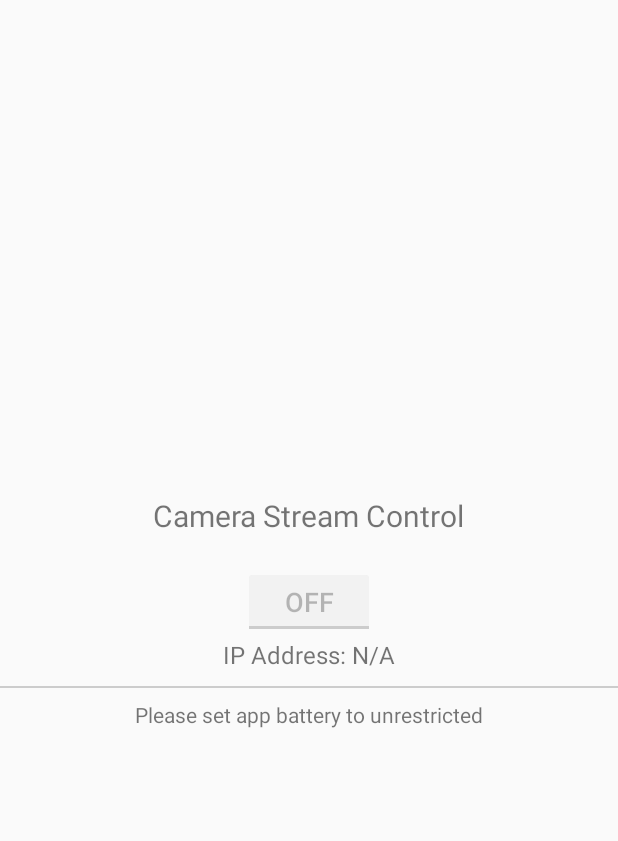
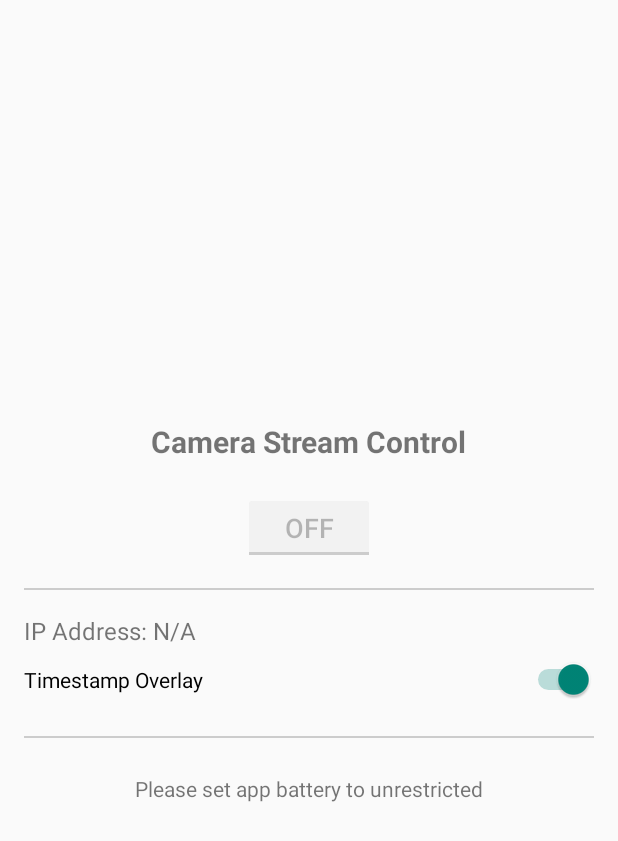
Before and after one commit to nay-kang/Just-Web-Cam, an Android app built with Jetpack Compose: the layout activity_main.xml on its own in the app's theme, with its tools: preview values and no code run, on a phone screen of 412 x 824 dp. Shown: the top 841 px of the screen. Run offline under Robolectric (Android 15) with nearby library versions, the phone set to English and light mode, and no system bars.

Commit message:
add timestamp overlay show option

```diff
--- a/app/src/main/res/layout/activity_main.xml
+++ b/app/src/main/res/layout/activity_main.xml
@@ -3,14 +3,16 @@
     android:layout_width="match_parent"
     android:layout_height="match_parent"
     android:gravity="center"
-    android:orientation="vertical">
+    android:orientation="vertical"
+    android:padding="16dp">
 
     <TextView
         android:layout_width="wrap_content"
         android:layout_height="wrap_content"
         android:layout_marginBottom="20dp"
         android:text="Camera Stream Control"
-        android:textSize="20sp" />
+        android:textSize="20sp"
+        android:textStyle="bold" />
 
     <ToggleButton
         android:id="@+id/streamSwitchButton"
@@ -20,22 +22,46 @@
         android:text="Start Streaming"
         android:textSize="18sp" />
 
-    <TextView
-        android:id="@+id/ipAddressTextView"
-        android:layout_width="wrap_content"
+    <View
+        android:layout_width="match_parent"
+        android:layout_height="1dp"
+        android:layout_marginTop="16dp"
+        android:background="#CCC" />
+
+    <LinearLayout
+        android:layout_width="match_parent"
         android:layout_height="wrap_content"
-        android:layout_marginBottom="10dp"
-        android:text="IP Address: N/A"
-        android:textSize="16sp" />
+        android:layout_marginTop="16dp"
+        android:orientation="vertical">
+
+        <TextView
+            android:id="@+id/ipAddressTextView"
+            android:layout_width="wrap_content"
+            android:layout_height="wrap_content"
+            android:layout_marginBottom="8dp"
+            android:text="IP Address: N/A"
+            android:textSize="16sp" />
+
+        <Switch
+            android:id="@+id/timestampSwitch"
+            android:layout_width="match_parent"
+            android:layout_height="wrap_content"
+            android:checked="true"
+            android:layout_marginBottom="8dp"
+            android:text="Timestamp Overlay" />
+
+    </LinearLayout>
 
     <View
         android:layout_width="match_parent"
         android:layout_height="1dp"
+        android:layout_marginTop="16dp"
         android:background="#CCC" />
 
     <TableRow
         android:layout_width="wrap_content"
-        android:layout_height="wrap_content">
+        android:layout_height="wrap_content"
+        android:layout_marginTop="16dp">
 
         <TextView
             android:id="@+id/tv_description_heading"
```
Also changed, not shown: app/src/main/java/net/codeedu/justwebcam/CameraStreamService.kt (+19 -6 lines), app/src/main/java/net/codeedu/justwebcam/MainActivity.kt (+92 -49 lines), app/build.gradle.kts (line endings or trailing spaces), 1 other file.
